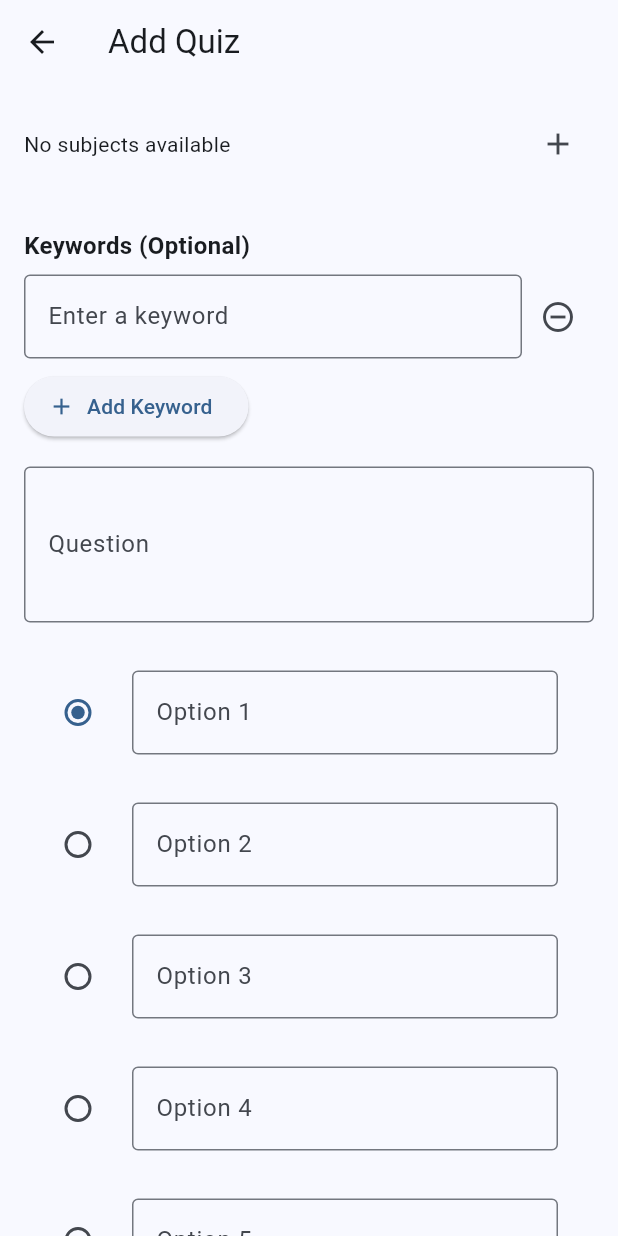
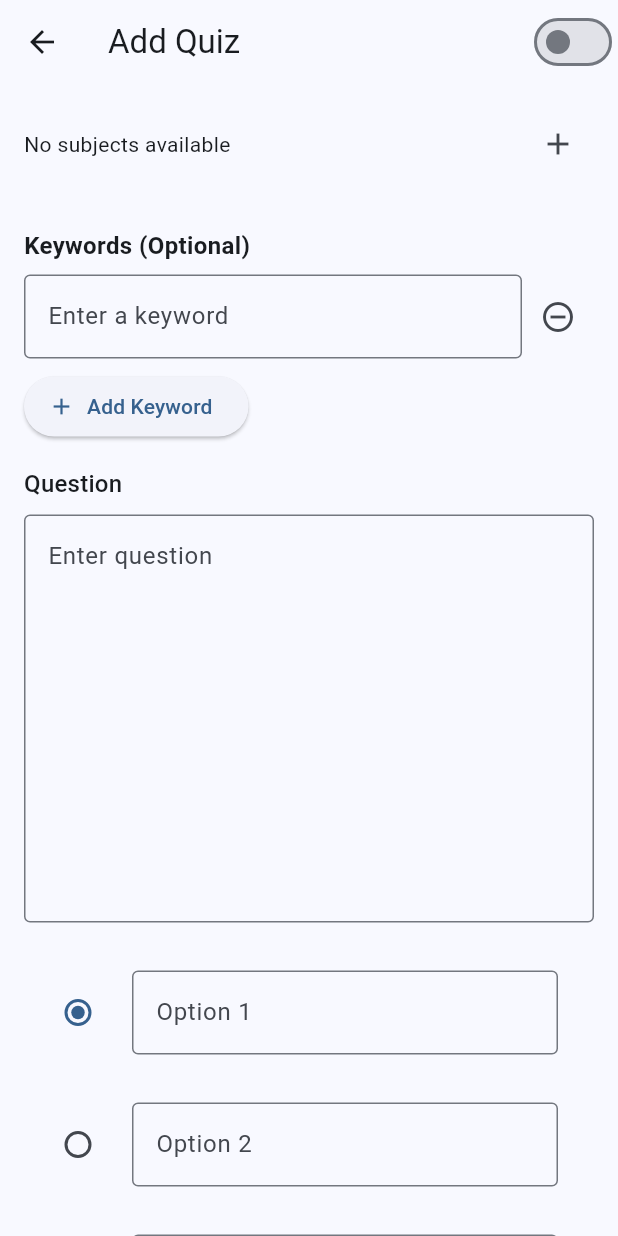
Before and after one commit to semi1204/--------------------, a Flutter app: the AddQuizPage screen opened directly, on a phone screen of 412 x 824 dp. Run offline on Flutter 3.47's test engine with Material 3 defaults, Android fonts, the phone set to English and light mode, and no system bars; our stand-ins replace cloud_firestore, firebase_auth, firebase_core, flutter_markdown, google_sign_in, logger; missing offline and left inert: markdown; accounts and stored records are empty.

Commit message:
마크다운으로 문제 추가, 보기에 하기 구현완료. 수식도 지원하게 하자

```diff
--- a/lib/models/quiz.dart
+++ b/lib/models/quiz.dart
@@ -3,12 +3,12 @@ import 'package:logger/logger.dart';
 
 class Quiz {
   final String id;
-  final String question;
+  final String question; // Now contains Markdown
   final List<String> options;
   final int correctOptionIndex;
-  final String explanation;
+  final String explanation; // Now contains Markdown
   final String typeId;
-  final List<String> keywords; // Changed from String? to List<String>
+  final List<String> keywords;
 
   final Logger _logger = Logger();
 
@@ -19,15 +19,15 @@ class Quiz {
     required this.correctOptionIndex,
     required this.explanation,
     required this.typeId,
-    this.keywords = const [], // Default to empty list
+    this.keywords = const [],
   }) {
-    _logger.d('Quiz object created with keywords: $keywords');
+    _logger.d('Quiz object created with Markdown support');
   }
 
   factory Quiz.fromFirestore(DocumentSnapshot doc) {
     final logger = Logger();
     Map data = doc.data() as Map<String, dynamic>;
-    logger.d('Creating Quiz from Firestore data: $data');
+    logger.d('Creating Quiz from Firestore data with Markdown support: $data');
     return Quiz(
       id: doc.id,
       question: data['question'] ?? '',
@@ -35,20 +35,19 @@ class Quiz {
       correctOptionIndex: data['correctOptionIndex'] ?? 0,
       explanation: data['explanation'] ?? '',
       typeId: data['typeId'] ?? '',
-      keywords: List<String>.from(
-          data['keywords'] ?? []), // Parse keywords as List<String>
+      keywords: List<String>.from(data['keywords'] ?? []),
     );
   }
 
   Map<String, dynamic> toFirestore() {
-    _logger.d('Converting Quiz to Firestore data');
+    _logger.d('Converting Quiz to Firestore data with Markdown support');
     return {
       'question': question,
       'options': options,
       'correctOptionIndex': correctOptionIndex,
       'explanation': explanation,
       'typeId': typeId,
-      'keywords': keywords, // Always include keywords (empty list if none)
+      'keywords': keywords,
     };
   }
 }
--- a/lib/pages/add_quiz_page.dart
+++ b/lib/pages/add_quiz_page.dart
@@ -1,10 +1,12 @@
 import 'package:flutter/material.dart';
+import 'package:flutter_markdown/flutter_markdown.dart';
 import 'package:provider/provider.dart';
 import '../services/quiz_service.dart';
 import '../models/quiz.dart';
 import 'package:logger/logger.dart';
 import '../widgets/subject_dropdown_with_add_button.dart';
 import '../widgets/quiz_type_dropdown_with_add_button.dart';
+import 'package:markdown/markdown.dart' as md;
 
 class AddQuizPage extends StatefulWidget {
   const AddQuizPage({super.key});
@@ -28,6 +30,8 @@ class _AddQuizPageState extends State<AddQuizPage> {
   final List<TextEditingController> _keywordControllers = [
     TextEditingController()
   ];
+
+  bool _isPreviewMode = false;
 
   @override
   void initState() {
@@ -53,10 +57,21 @@ class _AddQuizPageState extends State<AddQuizPage> {
 
   @override
   Widget build(BuildContext context) {
-    _logger.i('Building AddQuizPage');
+    _logger.i('Building AddQuizPage with Markdown support');
     return Scaffold(
       appBar: AppBar(
         title: const Text('Add Quiz'),
+        actions: [
+          Switch(
+            value: _isPreviewMode,
+            onChanged: (value) {
+              setState(() {
+                _isPreviewMode = value;
+              });
+              _logger.i('Preview mode changed to: $_isPreviewMode');
+            },
+          ),
+        ],
       ),
       body: SingleChildScrollView(
         padding: const EdgeInsets.all(16.0),
@@ -96,17 +111,80 @@ class _AddQuizPageState extends State<AddQuizPage> {
               const SizedBox(height: 16),
               _buildKeywordFields(),
               const SizedBox(height: 16),
-              _buildQuestionField(),
+              // 수정된 부분: Markdown 위젯 사용
+              _buildMarkdownField(
+                controller: _questionController,
+                labelText: 'Question',
+                validator: (value) =>
+                    value!.isEmpty ? 'Please enter a question' : null,
+              ),
               const SizedBox(height: 16),
               ..._buildOptionFields(),
               const SizedBox(height: 16),
-              _buildExplanationField(),
+              // 수정된 부분: Markdown 위젯 사용
+              _buildMarkdownField(
+                controller: _explanationController,
+                labelText: 'Explanation',
+                validator: (value) =>
+                    value!.isEmpty ? 'Please enter an explanation' : null,
+              ),
               const SizedBox(height: 20),
               _buildSubmitButton(),
             ],
           ),
         ),
       ),
+    );
+  }
+
+  // Markdown 필드 빌드
+  Widget _buildMarkdownField({
+    required TextEditingController controller,
+    required String labelText,
+    required String? Function(String?)? validator,
+  }) {
+    return Column(
+      crossAxisAlignment: CrossAxisAlignment.start,
+      children: [
+        Text(labelText, style: Theme.of(context).textTheme.titleMedium),
+        const SizedBox(height: 8),
+        if (_isPreviewMode)
+          Container(
+            height: 200,
+            decoration: BoxDecoration(
+              border: Border.all(color: Colors.grey),
+              borderRadius: BorderRadius.circular(4),
+            ),
+            child: Markdown(
+              data: controller.text,
+              selectable: true,
+              extensionSet: md.ExtensionSet([
+                md.TableSyntax(),
+              ], md.ExtensionSet.gitHubFlavored.inlineSyntaxes),
+              styleSheet: MarkdownStyleSheet(
+                p: const TextStyle(fontSize: 16),
+                tableBody: const TextStyle(fontSize: 14),
+                tableBorder: TableBorder.all(color: Colors.grey),
+                tableColumnWidth: const FixedColumnWidth(120),
+                tableCellsPadding: const EdgeInsets.all(4),
+              ),
+            ),
+          )
+        else
+          TextFormField(
+            controller: controller,
+            decoration: InputDecoration(
+              border: const OutlineInputBorder(),
+              hintText: 'Enter ${labelText.toLowerCase()}',
+            ),
+            maxLines: 10,
+            validator: validator,
+            onChanged: (value) {
+              setState(() {});
+              _logger.i('Text changed in $labelText field');
+            },
+          ),
+      ],
     );
   }
 
--- a/pubspec.yaml
+++ b/pubspec.yaml
@@ -42,6 +42,9 @@ dependencies:
   logger: ^2.4.0
   google_sign_in: ^6.2.1
   uuid: ^4.4.2
+  flutter_markdown: ^0.7.3
+  flutter_math_fork: ^0.7.2
+  markdown: ^7.2.2
 
 dev_dependencies:
   flutter_test:
@@ -52,7 +55,7 @@ dev_dependencies:
   # activated in the `analysis_options.yaml` file located at the root of your
   # package. See that file for information about deactivating specific lint
   # rules and activating additional ones.
-  flutter_lints: ^3.0.0
+  flutter_lints: ^4.0.0
 
 # For information on the generic Dart part of this file, see the
 # following page: https://dart.dev/tools/pub/pubspec
```
Also changed, not shown: lib/widgets/quiz_card.dart (+83 -23 lines), lib/widgets/math_builder.dart (added), pubspec.lock.
